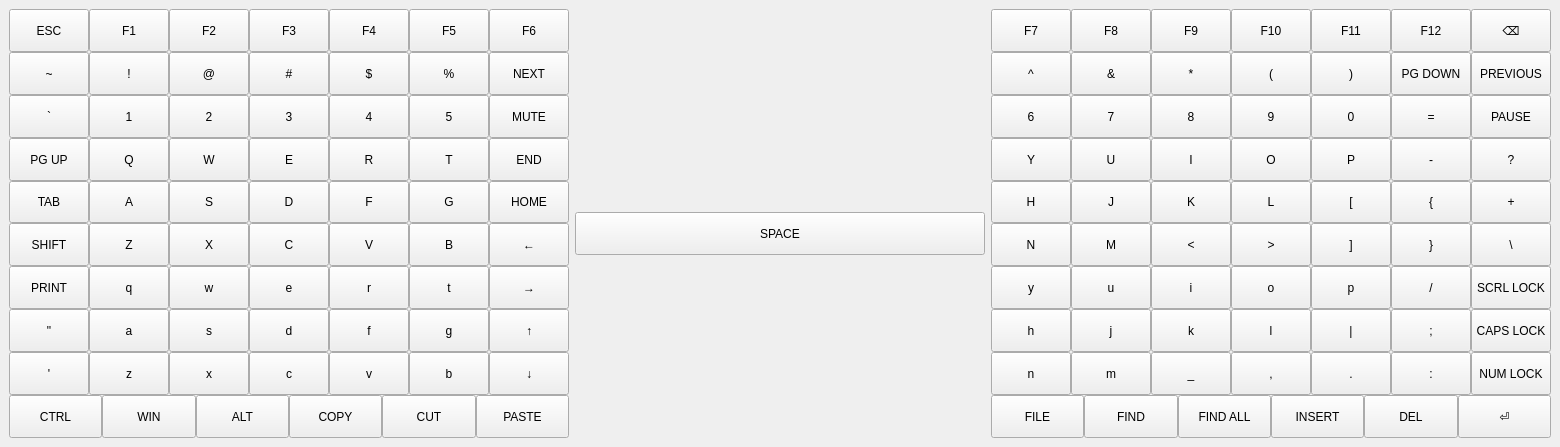
Qt form xti/main_window.ui (xanather/xti) before a commit.
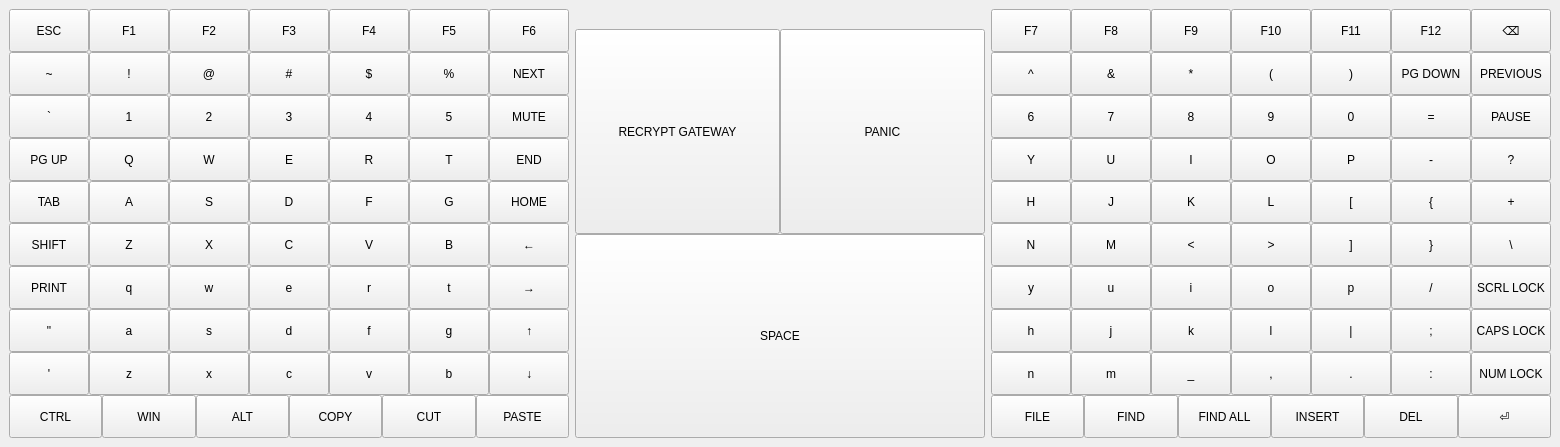
The same form after that commit.

What changed in the file:
```diff
--- a/xti/main_window.ui
+++ b/xti/main_window.ui
@@ -1008,7 +1008,53 @@
        </spacer>
       </item>
       <item>
+       <layout class="QVBoxLayout" name="verticalLayout_5">
+        <property name="spacing">
+         <number>0</number>
+        </property>
+        <item>
+         <layout class="QHBoxLayout" name="horizontalLayout_24">
+          <property name="spacing">
+           <number>0</number>
+          </property>
+          <item>
+           <widget class="QPushButton" name="pushButton_140">
+            <property name="sizePolicy">
+             <sizepolicy hsizetype="Minimum" vsizetype="Minimum">
+              <horstretch>0</horstretch>
+              <verstretch>0</verstretch>
+             </sizepolicy>
+            </property>
+            <property name="text">
+             <string>RECRYPT GATEWAY</string>
+            </property>
+           </widget>
+          </item>
+          <item>
+           <widget class="QPushButton" name="pushButton_141">
+            <property name="sizePolicy">
+             <sizepolicy hsizetype="Minimum" vsizetype="Minimum">
+              <horstretch>0</horstretch>
+              <verstretch>0</verstretch>
+             </sizepolicy>
+            </property>
+            <property name="text">
+             <string>PANIC</string>
+            </property>
+           </widget>
+          </item>
+         </layout>
+        </item>
+        <item>
+         <layout class="QHBoxLayout" name="horizontalLayout_23">
+          <item>
        <widget class="QPushButton" name="pushButton_120">
+            <property name="sizePolicy">
+             <sizepolicy hsizetype="Minimum" vsizetype="Minimum">
+              <horstretch>0</horstretch>
+              <verstretch>0</verstretch>
+             </sizepolicy>
+            </property>
         <property name="minimumSize">
          <size>
           <width>0</width>
@@ -1019,6 +1065,10 @@
          <string>SPACE</string>
         </property>
        </widget>
+          </item>
+         </layout>
+        </item>
+       </layout>
       </item>
      </layout>
     </item>
```
Lines whose indentation alone changed are shown as unchanged.
